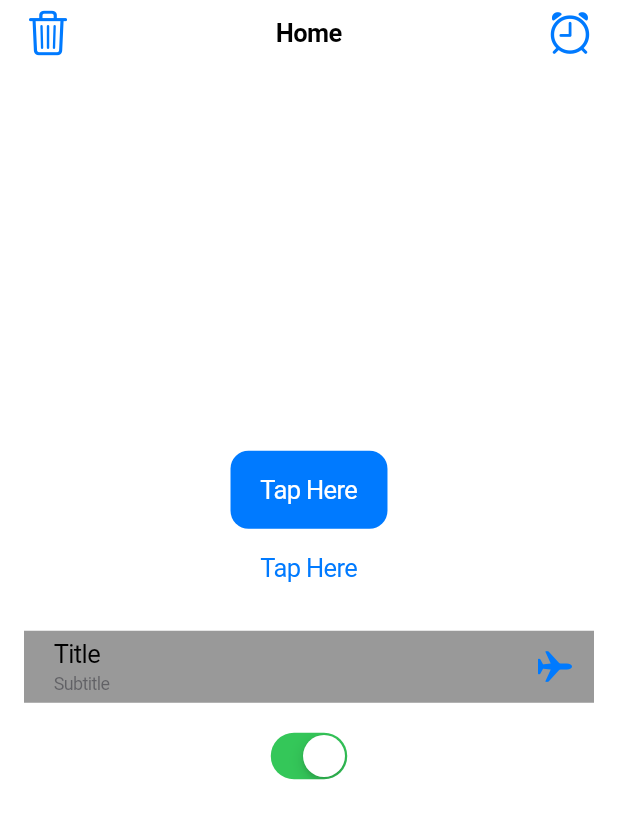
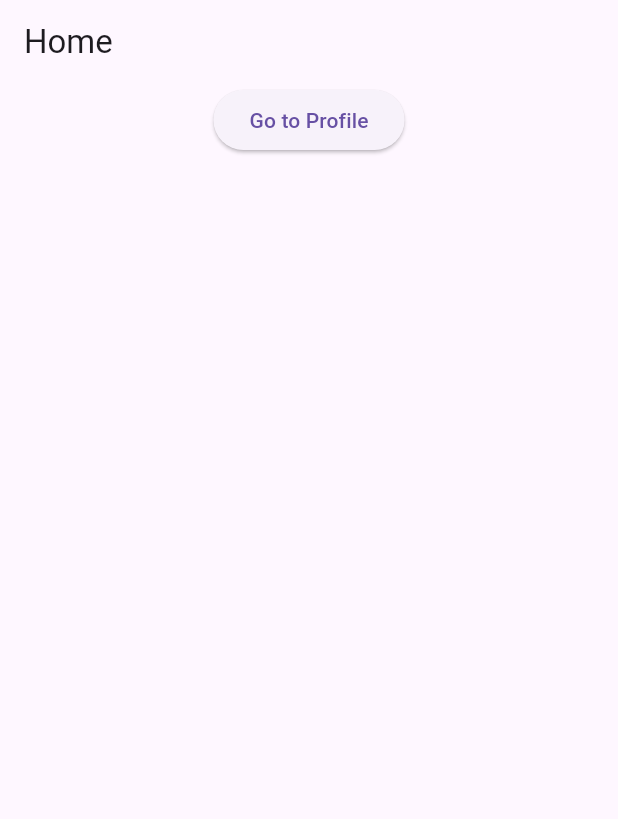
Before and after one commit to Zahirul064/live_class_project, a Flutter app: the screen it shows after launch, on a phone screen of 412 x 824 dp. Shown: the top 819 px of the screen. Run offline on Flutter 3.47's test engine with Material 3 defaults, Android fonts, the phone set to English and light mode, and no system bars.

Commit message:
new updated

```diff
--- a/lib/main.dart
+++ b/lib/main.dart
@@ -1,57 +1,104 @@
-import 'package:flutter/cupertino.dart';
+// Named Navigation, Stateful Widget
 
+import 'package:flutter/material.dart';
 
-// CupertinoButton , CupertinoSwitch
-
-void main() {
-  runApp(CupertinoExpApp());
+void main(){
+  runApp(SimpleApp());
 }
 
-class CupertinoExpApp extends StatelessWidget {
-  const CupertinoExpApp({super.key});
+class SimpleApp extends StatelessWidget {
+  const SimpleApp({super.key});
 
   @override
   Widget build(BuildContext context) {
-    return CupertinoApp(
-      title: 'Experiment Project',
-      home: Home(),
+    return MaterialApp(
+      initialRoute: '/home',
+      routes: {
+        '/home': (context) => Home(),
+        '/profile': (context) => Profile(),
+        '/setting': (context) => Setting(),
+      },
     );
   }
 }
+
 class Home extends StatelessWidget {
   const Home({super.key});
 
   @override
   Widget build(BuildContext context) {
-    return CupertinoPageScaffold(
-      navigationBar: CupertinoNavigationBar(
-        middle: Text('Home'),
-        trailing: Icon(CupertinoIcons.alarm),
-        leading: Icon(CupertinoIcons.delete),
+    return Scaffold(
+      appBar: AppBar(
+        title: Text('Home'),
       ),
-      child: Column(
-        mainAxisAlignment: MainAxisAlignment.center,
-        children: [
-
-          CupertinoButton.filled(child: Text('Tap Here'), onPressed: (){}),
-          CupertinoButton(child: Text('Tap Here'), onPressed: (){}),
-          Padding(
-            padding: const EdgeInsets.all(16.0),
-            child: CupertinoListTile(
-              title: Text('Title'),
-              onTap: (){},
-              backgroundColor: CupertinoColors.inactiveGray,
-              subtitle: Text('Subtitle'),
-              trailing: Icon(CupertinoIcons.airplane),
-
-            ),
+      body: Center(
+        child: SizedBox(
+          child: Column(
+            children: [
+              ElevatedButton(
+                onPressed: () {
+                  // Navigator.push(
+                  //   context,
+                  //   MaterialPageRoute(
+                  //     builder: (context) => Profile(),
+                  //   ),
+                  // );
+                  Navigator.pushNamed(context, '/profile');
+                },
+                child: Text('Go to Profile'),
+              ),
+            ],
           ),
-          CupertinoSwitch(value: true, onChanged: (value){}
-
-          ),
-        ],
-
+        ),
       ),
     );
   }
 }
+
+class Profile extends StatelessWidget {
+  const Profile({super.key});
+
+  @override
+  Widget build(BuildContext context) {
+    return Scaffold(
+      appBar: AppBar(
+        title: Text('Profile'),
+      ),
+      body: Column(
+        children: [
+          ElevatedButton(onPressed: (){
+            // Navigator.pushReplacement(
+            //   context,
+            //   MaterialPageRoute(
+            //     builder: (context) => Setting(),
+            //   ),
+            // );
+            Navigator.pushReplacementNamed(context, '/setting');
+          }, child: Text('Go to Setting'))
+        ],
+      ),
+    );
+  }
+}
+
+
+class Setting extends StatelessWidget {
+   Setting ({super.key});
+
+  @override
+  Widget build(BuildContext context) {
+    return Scaffold(
+      appBar: AppBar(
+        title: Text('Setting'),
+      ),
+      body: Column(
+        children: [
+          ElevatedButton(onPressed: (){
+            //Navigator.pushAndRemoveUntil(context, MaterialPageRoute(builder: (context) =>Home()), (predicate) => false);
+          Navigator.pushNamedAndRemoveUntil(context, '/home', (predicate) => false);
+          }, child: Text('Home'))
+        ],
+      ),
+    );
+  }
+}
```
